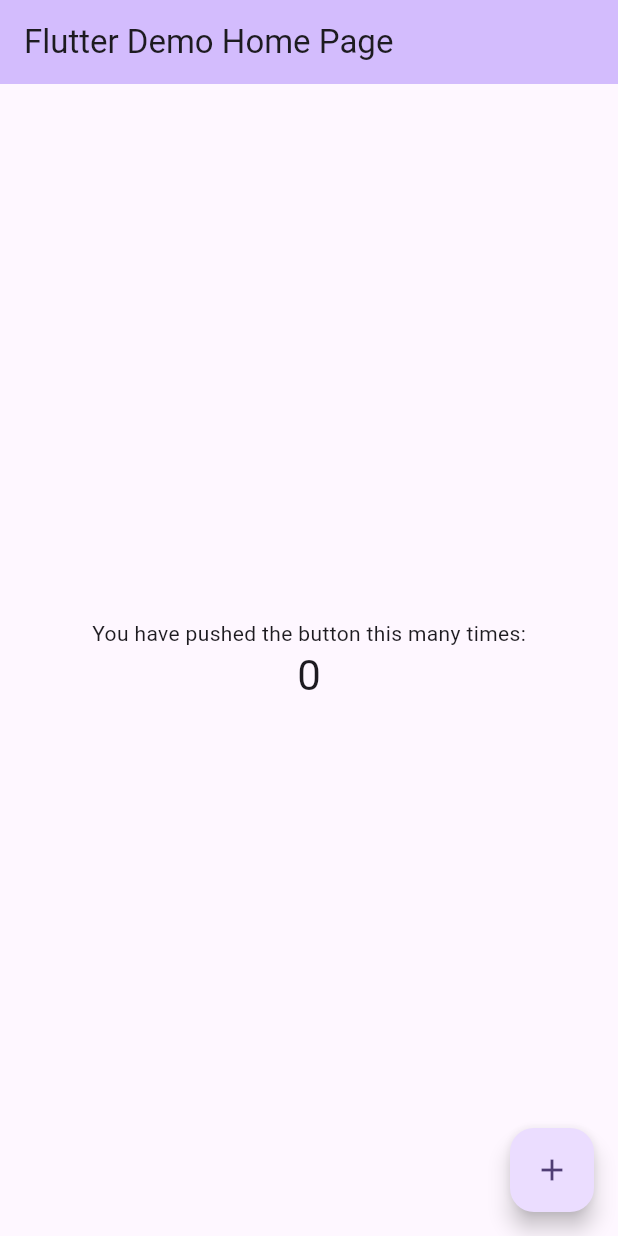
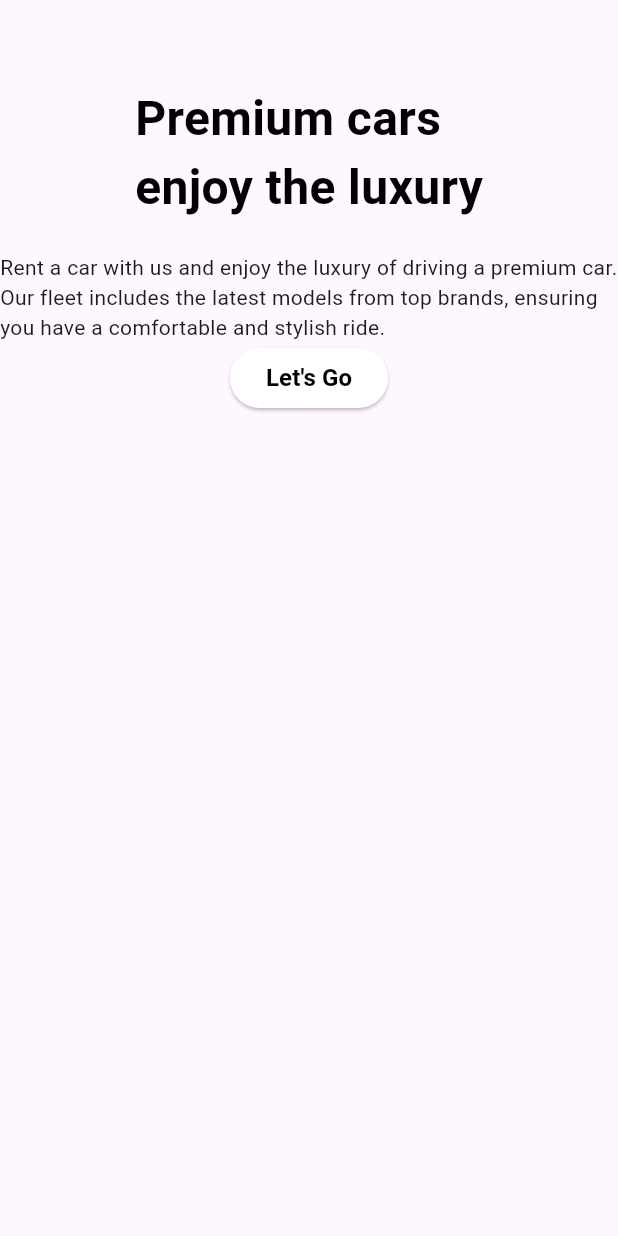
Before and after one commit to EYOB123695/Carrentalapp, a Flutter app: the screen it shows after launch, on a phone screen of 412 x 824 dp. Run offline on Flutter 3.47's test engine with Material 3 defaults, Android fonts, the phone set to English and light mode, and no system bars; our stand-ins replace cloud_firestore, firebase_core; accounts and stored records are empty.

Commit message:
onboardingpageinprogress

```diff
--- a/lib/main.dart
+++ b/lib/main.dart
@@ -1,4 +1,5 @@
 import 'package:carrentalapp/firebase_options.dart';
+import 'package:carrentalapp/onboarding_page.dart';
 import 'package:cloud_firestore/cloud_firestore.dart';
 import 'package:firebase_core/firebase_core.dart';
 import 'package:flutter/material.dart';
@@ -39,93 +40,7 @@ class MyApp extends StatelessWidget {
         colorScheme: ColorScheme.fromSeed(seedColor: Colors.deepPurple),
         useMaterial3: true,
       ),
-      home: const MyHomePage(title: 'Flutter Demo Home Page'),
+      home: Onboarding()
     );
   }
 }
-
-class MyHomePage extends StatefulWidget {
-  const MyHomePage({super.key, required this.title});
-
-  // This widget is the home page of your application. It is stateful, meaning
-  // that it has a State object (defined below) that contains fields that affect
-  // how it looks.
-
-  // This class is the configuration for the state. It holds the values (in this
-  // case the title) provided by the parent (in this case the App widget) and
-  // used by the build method of the State. Fields in a Widget subclass are
-  // always marked "final".
-
-  final String title;
-
-  @override
-  State<MyHomePage> createState() => _MyHomePageState();
-}
-
-class _MyHomePageState extends State<MyHomePage> {
-  FirebaseFirestore db = FirebaseFirestore.instance;
-  int _counter = 0;
-
-  void _incrementCounter() {
-    final user = {"firstname": "fabrice", " lastname": "ex"};
-    db.collection("users").add(user)..then((DocumentReference doc) {
-  print("Document added with ID: ${doc.id}");
-});
-
-  }
-
-  @override
-  Widget build(BuildContext context) {
-    // This method is rerun every time setState is called, for instance as done
-    // by the _incrementCounter method above.
-    //
-    // The Flutter framework has been optimized to make rerunning build methods
-    // fast, so that you can just rebuild anything that needs updating rather
-    // than having to individually change instances of widgets.
-    return Scaffold(
-      appBar: AppBar(
-        // TRY THIS: Try changing the color here to a specific color (to
-        // Colors.amber, perhaps?) and trigger a hot reload to see the AppBar
-        // change color while the other colors stay the same.
-        backgroundColor: Theme.of(context).colorScheme.inversePrimary,
-        // Here we take the value from the MyHomePage object that was created by
-        // the App.build method, and use it to set our appbar title.
-        title: Text(widget.title),
-      ),
-      body: Center(
-        // Center is a layout widget. It takes a single child and positions it
-        // in the middle of the parent.
-        child: Column(
-          // Column is also a layout widget. It takes a list of children and
-          // arranges them vertically. By default, it sizes itself to fit its
-          // children horizontally, and tries to be as tall as its parent.
-          //
-          // Column has various properties to control how it sizes itself and
-          // how it positions its children. Here we use mainAxisAlignment to
-          // center the children vertically; the main axis here is the vertical
-          // axis because Columns are vertical (the cross axis would be
-          // horizontal).
-          //
-          // TRY THIS: Invoke "debug painting" (choose the "Toggle Debug Paint"
-          // action in the IDE, or press "p" in the console), to see the
-          // wireframe for each widget.
-          mainAxisAlignment: MainAxisAlignment.center,
-          children: <Widget>[
-            const Text(
-              'You have pushed the button this many times:',
-            ),
-            Text(
-              '$_counter',
-              style: Theme.of(context).textTheme.headlineMedium,
-            ),
-          ],
-        ),
-      ),
-      floatingActionButton: FloatingActionButton(
-        onPressed: _incrementCounter,
-        tooltip: 'Increment',
-        child: const Icon(Icons.add),
-      ), // This trailing comma makes auto-formatting nicer for build methods.
-    );
-  }
-}
--- /dev/null
+++ b/lib/onboarding_page.dart
@@ -0,0 +1,54 @@
+import 'package:flutter/material.dart';
+
+class Onboarding extends StatelessWidget {
+  const Onboarding({super.key});
+
+  @override
+  Widget build(BuildContext context) {
+    return Scaffold(
+        appBar: AppBar(),
+        body: Column(
+          children: [
+            // Container(
+            //   decoration: BoxDecoration(
+            //     image: DecorationImage(
+            //       image: AssetImage("assets/onboarding1.png"),
+            //       fit: BoxFit.cover,
+
+            //     )
+            //   )
+
+            // ),
+            Container(
+                child: Column(
+              children: [
+                Text(
+                  " Premium cars  \n enjoy the luxury ",
+                  style: TextStyle(
+                      fontWeight: FontWeight.bold,
+                      fontSize: 32,
+                      color: Colors.black),
+                ),
+                SizedBox(
+                  height: 20,
+                ),
+                Text(
+                  "Rent a car with us and enjoy the luxury of driving a premium car. Our fleet includes the latest models from top brands, ensuring you have a comfortable and stylish ride.",
+                ),
+                ElevatedButton(
+                  onPressed: () {},
+                  style: ElevatedButton.styleFrom(
+                    foregroundColor: Colors.black,
+                    backgroundColor: Colors.white,
+                  ),
+                  child: Text(
+                    "Let\'s Go",
+                    style: TextStyle(fontWeight: FontWeight.bold, fontSize: 16),
+                  ),
+                ),
+              ],
+            )),
+          ],
+        ));
+  }
+}
--- a/pubspec.yaml
+++ b/pubspec.yaml
@@ -61,8 +61,9 @@ flutter:
   uses-material-design: true
 
   # To add assets to your application, add an assets section, like this:
-  # assets:
-  #   - images/a_dot_burr.jpeg
+  assets:
+    # -assets/
+  #  - images/a_dot_burr.jpeg
   #   - images/a_dot_ham.jpeg
 
   # An image asset can refer to one or more resolution-specific "variants", see
```
